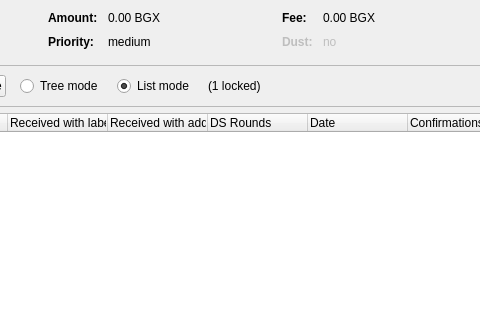
First picture: the form in src/qt/forms/coincontroldialog.ui, repository BitcoinGenX/BitcoinGenerationX, before the edit; both pictures show x 204 to 684 and y 0 to 320 of the 954 by 500 pixel window.
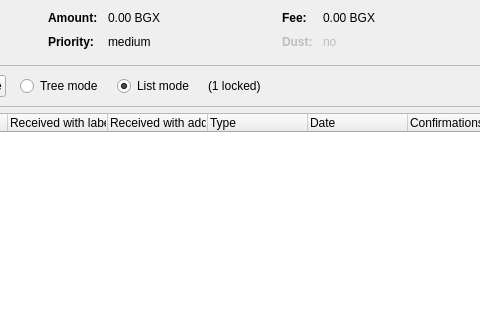
Second picture: the form after the edit. Custom widgets are drawn as their Qt base class.

The edit to the form file:
```diff
--- a/src/qt/forms/coincontroldialog.ui
+++ b/src/qt/forms/coincontroldialog.ui
@@ -477,7 +477,7 @@
      </column>
      <column>
       <property name="text">
-       <string>DS Rounds</string>
+	<string>Type</string>
       </property>
      </column>
      <column>
```
Left out of the diff: 2 changed lines with no effect on the pictures.
